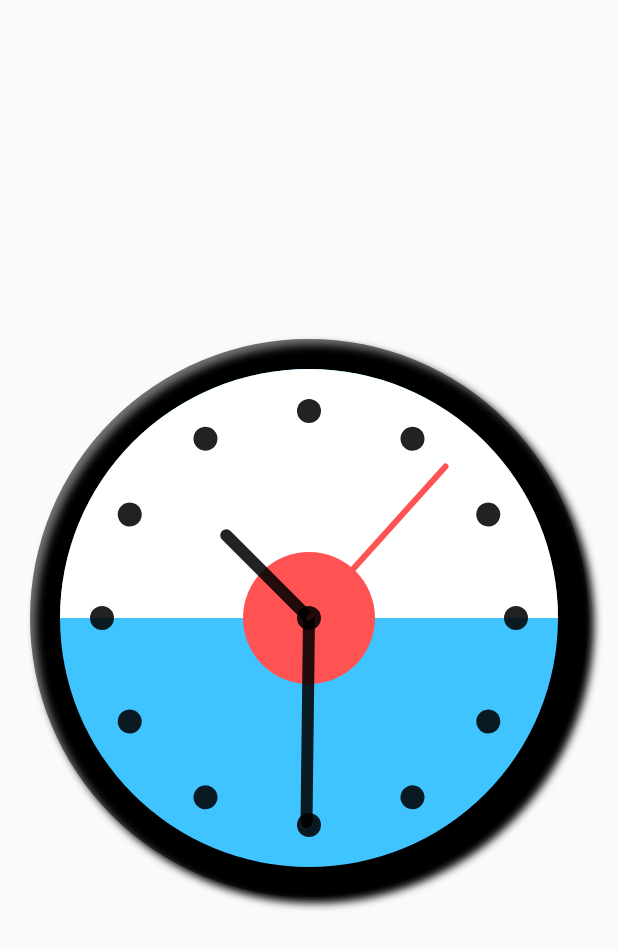
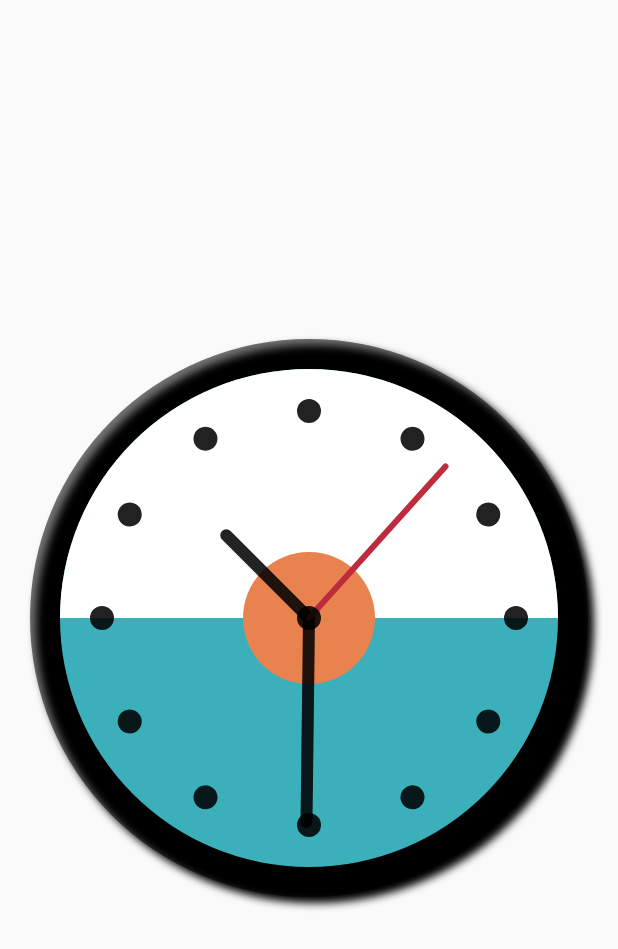
Before and after one commit to amalhanaja/flutter_clock, a Flutter app: the screen it shows after launch, on a phone screen of 412 x 824 dp. Shown: the top 949 px of the screen. Run offline on Flutter 3.47's test engine with Material 2 defaults, Android fonts, the phone set to English and light mode, and no system bars.

Commit message:
Change Color

```diff
--- a/analog_clock/lib/main.dart
+++ b/analog_clock/lib/main.dart
@@ -8,7 +8,8 @@ class MyApp extends StatelessWidget {
   @override
   Widget build(BuildContext context) {
     return MaterialApp(
-      title: 'Flutter Demo',
+      title: 'Analog Clock',
+      debugShowCheckedModeBanner: false,
       theme: ThemeData(
         // This is the theme of your application.
         //
--- a/analog_clock/lib/painter/clock_second_hand_painter.dart
+++ b/analog_clock/lib/painter/clock_second_hand_painter.dart
@@ -13,7 +13,7 @@ class ClockSecondHandPainter extends CustomPainter {
   void paint(Canvas canvas, Size size) {
     final double radius = size.width / 2;
     final Paint paint = Paint()
-      ..color = Colors.redAccent
+      ..color = Color(0xFFBD2B3C)
       ..style = PaintingStyle.stroke
       ..strokeCap = StrokeCap.round
       ..strokeWidth = 4.0;
--- a/analog_clock/lib/widget/analog_clock.dart
+++ b/analog_clock/lib/widget/analog_clock.dart
@@ -7,7 +7,7 @@ class AnalogClock extends StatelessWidget {
     return new Scaffold(
       body: new Center(
         child: new Padding(
-          padding: EdgeInsets.only(left: 20.0, right: 20.0),
+          padding: EdgeInsets.only(left: 20.0, right: 20.0, top: 20.0, bottom: 20.0),
           child: new AspectRatio(
             aspectRatio: 1.0,
             child: new Stack(
--- a/analog_clock/lib/widget/clock_face.dart
+++ b/analog_clock/lib/widget/clock_face.dart
@@ -13,7 +13,7 @@ class ClockFace extends StatelessWidget {
           child: Container(
             width: double.infinity,
             decoration: BoxDecoration(
-                shape: BoxShape.circle, color: Colors.lightBlueAccent),
+                shape: BoxShape.circle, color: Color(0xFF3BB0BA)),
             child: Stack(
               children: <Widget>[
                 Container(
@@ -28,7 +28,7 @@ class ClockFace extends StatelessWidget {
                     width: 88.0,
                     height: 88.0,
                     decoration: BoxDecoration(
-                        shape: BoxShape.circle, color: Colors.redAccent),
+                        shape: BoxShape.circle, color: Color(0xFFE8824F)),
                   ),
                 ),
                 Container(
```
